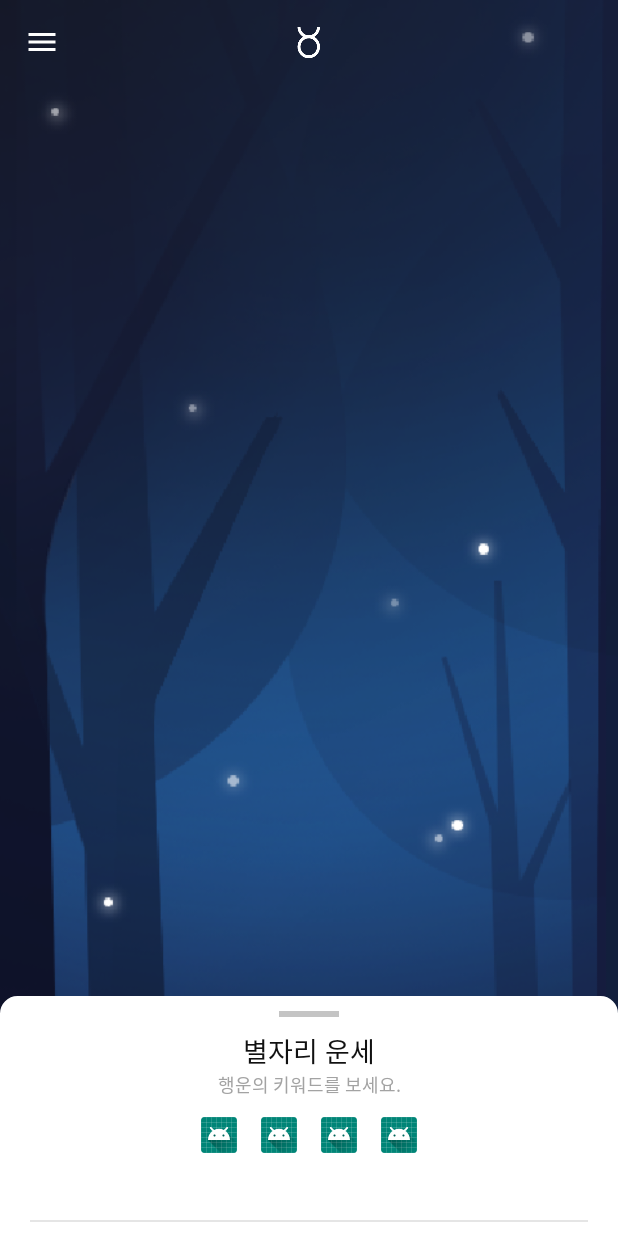
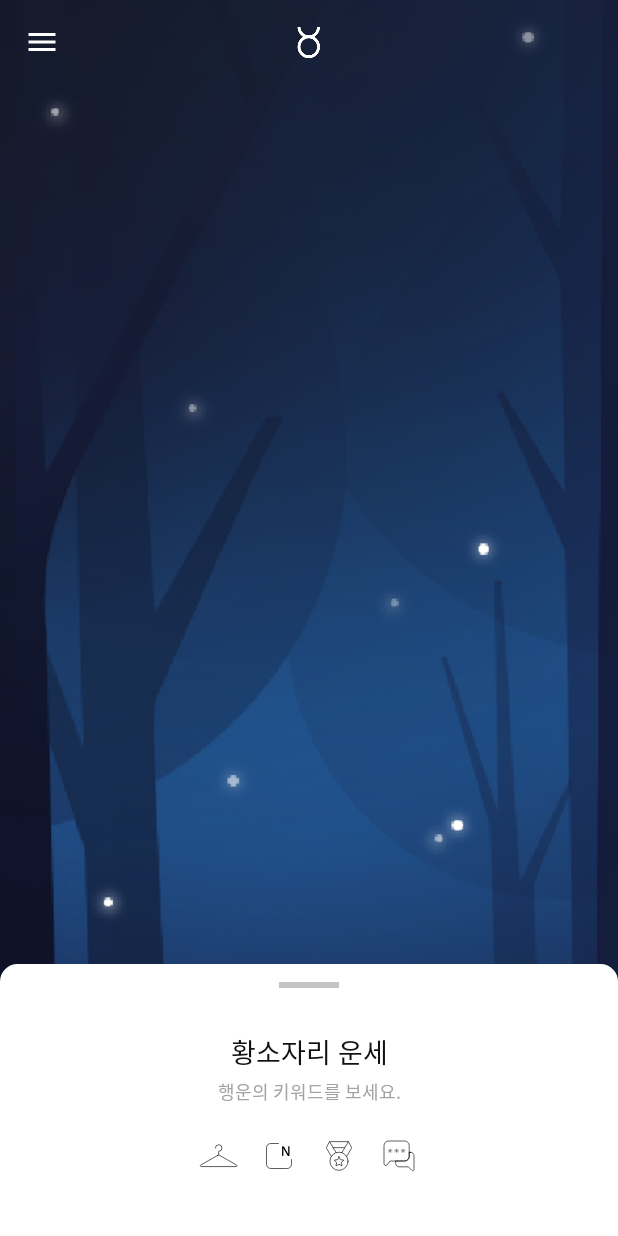
Before and after one commit to mash-up-kr/Constellation-Diary-AOS, an Android app: the MainActivity screen opened directly, with no data from a screen before it, on a phone screen of 412 x 824 dp. Run offline under Robolectric (Android 15) with nearby library versions, the phone set to English and light mode, and no system bars; our stand-ins replace RxJava, Timber; network calls fail.

Commit message:
make header and bottom sheet

```diff
--- a/app/src/main/java/com/mashup/telltostar/ui/main/MainActivity.kt
+++ b/app/src/main/java/com/mashup/telltostar/ui/main/MainActivity.kt
@@ -19,9 +19,11 @@ import com.mashup.telltostar.ui.diary.DiaryEditActivity
 import com.mashup.telltostar.ui.starlist.StarListActivity
 import com.mashup.telltostar.util.ConstellationUtil
 import com.mashup.telltostar.util.PrefUtil
+import com.mashup.telltostar.util.TimeUtil
 import io.reactivex.disposables.CompositeDisposable
 import kotlinx.android.synthetic.main.activity_main.*
 import kotlinx.android.synthetic.main.fragment_bottomsheet.*
+import kotlinx.android.synthetic.main.fragment_bottomsheet.view.*
 import kotlinx.android.synthetic.main.header.view.*
 import kotlinx.android.synthetic.main.main_contents.*
 import kotlinx.android.synthetic.main.toolbar.*
@@ -55,6 +57,7 @@ class MainActivity : AppCompatActivity(), MainContract.View {
 
         initToolbar()
         initBottomSheet()
+        initNavigationView()
         initButton()
 
         //TODO 초기화 되는 시점 필요
@@ -96,6 +99,24 @@ class MainActivity : AppCompatActivity(), MainContract.View {
                 }
             }
         })
+
+
+        val constellation = PrefUtil.get(PrefUtil.CONSTELLATION, "")
+
+        with(llBottomSheetView) {
+            tvBottomSheetHoroscopeTitle.text = "$constellation 운세"
+            tvBottomSheetDate.text = TimeUtil.getDate()
+        }
+
+    }
+
+    private fun initNavigationView() {
+        val constellation = PrefUtil.get(PrefUtil.CONSTELLATION, "")
+        with(navigationView.getHeaderView(0)) {
+            ivLogo.setImageResource(ConstellationUtil.getIconBlack(resources, constellation))
+            tvMyConstellation.text = constellation
+            tvConstellationDuration.text = ConstellationUtil.getDate(resources, constellation)
+        }
     }
 
     private fun initButton() {
@@ -127,7 +148,13 @@ class MainActivity : AppCompatActivity(), MainContract.View {
     }
 
     override fun showHoroscope(horoscope: Horoscope) {
-        Timber.d("horoscope : $horoscope")
+        with(llBottomSheetView) {
+            tvBottomSheetHoroscopeContents.text = horoscope.content
+            tvBottomSheetClothes.text = horoscope.stylist
+            tvBottomSheetNumber.text = horoscope.numeral
+            tvBottomSheetWorkout.text = horoscope.exercise
+            tvBottomSheetWord.text = horoscope.word
+        }
     }
 
     override fun showEditDiary(diaryId: Int, horoscopeId: Int) {
--- /dev/null
+++ b/app/src/main/res/drawable/icon_clothes.xml
@@ -0,0 +1,14 @@
+<vector xmlns:android="http://schemas.android.com/apk/res/android"
+    android:width="48dp"
+    android:height="48dp"
+    android:viewportWidth="48"
+    android:viewportHeight="48">
+    <path
+        android:fillColor="#00000000"
+        android:fillType="evenOdd"
+        android:pathData="M21.09,17.642a2.642,2.642 0,1 1,2.641 2.641v2.761M22.938,23.53c0.51,-0.29 1.076,-0.29 1.586,0l7.454,4.237 6.14,3.491c0.638,0.362 0.331,1.197 -0.44,1.197H9.784c-0.77,0 -1.078,-0.835 -0.44,-1.197l6.141,-3.49 7.453,-4.239z"
+        android:strokeWidth=".5"
+        android:strokeColor="#000"
+        android:strokeLineCap="round"
+        android:strokeLineJoin="round" />
+</vector>
--- /dev/null
+++ b/app/src/main/res/drawable/icon_number.xml
@@ -0,0 +1,18 @@
+<vector xmlns:android="http://schemas.android.com/apk/res/android"
+    android:width="48dp"
+    android:height="48dp"
+    android:viewportWidth="48"
+    android:viewportHeight="48">
+    <path
+        android:fillColor="#00000000"
+        android:fillType="evenOdd"
+        android:pathData="M34,26.805v3.79A3.405,3.405 0,0 1,30.595 34h-13.19A3.406,3.406 0,0 1,14 30.595v-13.19A3.405,3.405 0,0 1,17.405 14h6.187"
+        android:strokeWidth=".5"
+        android:strokeColor="#000"
+        android:strokeLineCap="round"
+        android:strokeLineJoin="round" />
+    <path
+        android:fillColor="#000"
+        android:fillType="evenOdd"
+        android:pathData="M31.862,16.134c0.132,0 0.25,0.035 0.357,0.104 0.106,0.07 0.159,0.181 0.159,0.334v6.642c0,0.307 -0.06,0.518 -0.176,0.631 -0.117,0.114 -0.315,0.17 -0.593,0.17 -0.102,0 -0.192,-0.008 -0.27,-0.027a0.581,0.581 0,0 1,-0.224 -0.115,1.332 1.332,0 0,1 -0.23,-0.253 4.402,4.402 0,0 1,-0.275 -0.439l-2.656,-4.599a7.843,7.843 0,0 1,-0.247 -0.494,4.005 4.005,0 0,1 -0.203,-0.56v6.081c0,0.154 -0.053,0.266 -0.16,0.335a0.633,0.633 0,0 1,-0.356 0.104,0.633 0.633,0 0,1 -0.357,-0.104c-0.106,-0.069 -0.16,-0.18 -0.16,-0.335v-6.64c0,-0.308 0.059,-0.519 0.177,-0.632 0.117,-0.114 0.314,-0.17 0.593,-0.17 0.102,0 0.193,0.01 0.274,0.027 0.08,0.02 0.156,0.057 0.225,0.116 0.069,0.058 0.144,0.142 0.225,0.252 0.08,0.11 0.172,0.256 0.275,0.44l2.656,4.598c0.095,0.161 0.18,0.326 0.258,0.494 0.077,0.17 0.144,0.355 0.203,0.561v-6.083c0,-0.153 0.05,-0.264 0.153,-0.334a0.617,0.617 0,0 1,0.352 -0.104" />
+</vector>
--- /dev/null
+++ b/app/src/main/res/drawable/icon_words.xml
@@ -0,0 +1,38 @@
+<vector xmlns:android="http://schemas.android.com/apk/res/android"
+    android:width="48dp"
+    android:height="48dp"
+    android:viewportWidth="48"
+    android:viewportHeight="48">
+    <path
+        android:fillColor="#00000000"
+        android:fillType="evenOdd"
+        android:pathData="M32.174,21.077v-5.375A3.701,3.701 0,0 0,28.473 12H15.701A3.701,3.701 0,0 0,12 15.702V30.204c0,1.241 1.5,1.862 2.377,0.985L16.87,28h4.521"
+        android:strokeWidth=".5"
+        android:strokeColor="#000"
+        android:strokeLineCap="round"
+        android:strokeLineJoin="round" />
+    <path
+        android:fillColor="#00000000"
+        android:fillType="evenOdd"
+        android:pathData="M33.32,21.077h-1.146v3.222A3.701,3.701 0,0 1,28.473 28h-7.082v1.983c0,1.48 1.2,2.68 2.68,2.68h7.395l2.813,2.813c0.635,0.635 1.721,0.185 1.721,-0.713V23.757c0,-1.48 -1.2,-2.68 -2.68,-2.68z"
+        android:strokeWidth=".5"
+        android:strokeColor="#000"
+        android:strokeLineCap="round"
+        android:strokeLineJoin="round" />
+    <path
+        android:fillColor="#00000000"
+        android:fillType="evenOdd"
+        android:pathData="M21.391,28h7.082a3.702,3.702 0,0 0,3.701 -3.7v-3.223"
+        android:strokeWidth=".5"
+        android:strokeColor="#000"
+        android:strokeLineCap="round"
+        android:strokeLineJoin="round" />
+    <path
+        android:fillColor="#00000000"
+        android:fillType="evenOdd"
+        android:pathData="M20.527,19.832h3.119M22.087,21.391v-3.119M20.984,20.935l2.206,-2.206M20.984,18.729l2.206,2.206M15.327,19.832h3.119M16.886,21.391v-3.119M15.784,20.935l2.206,-2.206M15.784,18.729l2.206,2.206M25.728,19.832h3.119M27.288,21.391v-3.119M26.185,20.935l2.206,-2.206M26.185,18.729l2.206,2.206"
+        android:strokeWidth=".25"
+        android:strokeColor="#000"
+        android:strokeLineCap="round"
+        android:strokeLineJoin="round" />
+</vector>
--- /dev/null
+++ b/app/src/main/res/drawable/icon_workout.xml
@@ -0,0 +1,22 @@
+<vector xmlns:android="http://schemas.android.com/apk/res/android"
+    android:width="48dp"
+    android:height="48dp"
+    android:viewportWidth="48"
+    android:viewportHeight="48">
+    <path
+        android:fillColor="#00000000"
+        android:fillType="evenOdd"
+        android:pathData="M31.259,28.208a7.257,7.257 0,0 1,-7.257 7.257,7.257 7.257,0 1,1 0,-14.514 7.257,7.257 0,0 1,7.257 7.257z"
+        android:strokeWidth=".5"
+        android:strokeColor="#000"
+        android:strokeLineCap="round"
+        android:strokeLineJoin="round" />
+    <path
+        android:fillColor="#00000000"
+        android:fillType="evenOdd"
+        android:pathData="M24.001,24.548l1.19,2.409 2.658,0.387 -1.924,1.875 0.454,2.649 -2.378,-1.251 -2.378,1.25 0.454,-2.648 -1.924,-1.875 2.66,-0.387zM19.343,17.349h9.149M31.543,12.5H16.459M21.722,21.347l-2.378,-3.998 -2.66,-4.471a0.248,0.248 0,0 0,-0.432 0.01l-2.095,3.906c-0.218,0.408 -0.208,0.9 0.027,1.299l3.625,6.139M26.287,21.335l2.372,-3.986 2.884,-4.849 2.297,4.285c0.222,0.414 0.211,0.913 -0.027,1.317l-3.528,5.965"
+        android:strokeWidth=".5"
+        android:strokeColor="#000"
+        android:strokeLineCap="round"
+        android:strokeLineJoin="round" />
+</vector>
--- a/app/src/main/res/layout/activity_diary_edit.xml
+++ b/app/src/main/res/layout/activity_diary_edit.xml
@@ -84,6 +84,7 @@
         android:layout_height="0dp"
         android:layout_marginTop="8dp"
         android:background="@null"
+        android:lineSpacingExtra="8sp"
         android:gravity="start"
         android:hint="@string/please_write_contents"
         android:textColor="@color/greyish_brown"
--- a/app/src/main/res/layout/fragment_bottomsheet.xml
+++ b/app/src/main/res/layout/fragment_bottomsheet.xml
@@ -1,140 +1,183 @@
 <?xml version="1.0" encoding="utf-8"?>
 <LinearLayout xmlns:android="http://schemas.android.com/apk/res/android"
+    xmlns:app="http://schemas.android.com/apk/res-auto"
     xmlns:tools="http://schemas.android.com/tools"
-    xmlns:app="http://schemas.android.com/apk/res-auto"
     android:id="@+id/llBottomSheetView"
-    android:orientation="vertical"
     android:layout_width="match_parent"
     android:layout_height="match_parent"
+    android:background="@drawable/fragment_rounded"
+    android:orientation="vertical"
     android:paddingLeft="20dp"
     android:paddingRight="20dp"
-    android:background="@drawable/fragment_rounded"
-    app:behavior_peekHeight="160dp"
     app:behavior_hideable="false"
+    app:behavior_peekHeight="181dp"
     app:layout_behavior="com.google.android.material.bottomsheet.BottomSheetBehavior">
+
+    <LinearLayout
+        android:layout_width="match_parent"
+        android:layout_height="181dp"
+        android:orientation="vertical">
 
         <View
             android:layout_width="40dp"
             android:layout_height="4dp"
-        android:layout_marginTop="10dp"
+            android:layout_gravity="center"
+            android:layout_marginTop="12dp"
             android:layout_marginBottom="8.5dp"
-        android:background="#c4c4c4"
-        android:layout_gravity="center"/>
+            android:background="#c4c4c4" />
+
+        <TextView
+            android:id="@+id/tvBottomSheetHoroscopeTitle"
+            android:layout_width="match_parent"
+            android:layout_height="wrap_content"
+            android:layout_marginTop="20dp"
+            android:gravity="center"
+            android:text="@string/별자리_운세"
+            android:textColor="#111111"
+            android:textSize="18sp" />
+
         <TextView
             android:layout_width="match_parent"
             android:layout_height="wrap_content"
+            android:layout_marginTop="4dp"
             android:gravity="center"
-        android:textColor="#111111"
-        android:textSize="18sp"
-        android:text="@string/별자리_운세"/>
-    <TextView
-        android:layout_width="match_parent"
-        android:layout_height="wrap_content"
-        android:gravity="center"
+            android:text="@string/행운의_키워드"
             android:textColor="@color/brown_grey"
-        android:textSize="12sp"
-        android:text="@string/행운의_키워드"/>
+            android:textSize="12sp" />
 
         <LinearLayout
             android:layout_width="match_parent"
-        android:layout_height="62.5dp"
+            android:layout_height="wrap_content"
+            android:layout_marginTop="10dp"
             android:gravity="center"
             android:orientation="horizontal">
+
             <LinearLayout
                 android:layout_width="40dp"
                 android:layout_height="match_parent"
-            android:paddingTop="12.8dp"
                 android:gravity="center_horizontal"
                 android:orientation="vertical">
+
                 <ImageView
-                android:layout_width="24dp"
-                android:layout_height="24dp"
-                android:background="@mipmap/ic_launcher_round"/>
+                    android:layout_width="wrap_content"
+                    android:layout_height="wrap_content"
+                    android:src="@drawable/icon_clothes" />
+
                 <TextView
+                    android:id="@+id/tvBottomSheetClothes"
                     android:layout_width="match_parent"
                     android:layout_height="match_parent"
                     android:gravity="bottom|center_horizontal"
                     android:textColor="@color/brown_grey"
                     android:textSize="11sp"
-                tools:text="운동"/>
+                    tools:text="clothes" />
             </LinearLayout>
+
             <LinearLayout
                 android:layout_width="40dp"
                 android:layout_height="match_parent"
-            android:paddingTop="12.8dp"
                 android:gravity="center_horizontal"
                 android:orientation="vertical">
+
                 <ImageView
-                android:layout_width="24dp"
-                android:layout_height="24dp"
-                android:background="@mipmap/ic_launcher_round"/>
+                    android:layout_width="wrap_content"
+                    android:layout_height="wrap_content"
+                    android:src="@drawable/icon_number" />
+
                 <TextView
+                    android:id="@+id/tvBottomSheetNumber"
                     android:layout_width="match_parent"
                     android:layout_height="match_parent"
                     android:gravity="bottom|center_horizontal"
                     android:textColor="@color/brownish_grey_two"
                     android:textSize="11sp"
-                tools:text="40"/>
+                    tools:text="number" />
             </LinearLayout>
+
             <LinearLayout
                 android:layout_width="40dp"
                 android:layout_height="match_parent"
-            android:paddingTop="12.8dp"
                 android:gravity="center_horizontal"
                 android:orientation="vertical">
+
                 <ImageView
-                android:layout_width="24dp"
-                android:layout_height="24dp"
-                android:background="@mipmap/ic_launcher_round"/>
+                    android:layout_width="wrap_content"
+                    android:layout_height="wrap_content"
+                    android:src="@drawable/icon_workout" />
+
                 <TextView
+                    android:id="@+id/tvBottomSheetWorkout"
                     android:layout_width="match_parent"
                     android:layout_height="match_parent"
                     android:gravity="bottom|center_horizontal"
                     android:textColor="@color/brownish_grey_two"
                     android:textSize="11sp"
-                tools:text="운동"/>
+                    tools:text="workout" />
             </LinearLayout>
+
             <LinearLayout
                 android:layout_width="40dp"
                 android:layout_height="match_parent"
-            android:paddingTop="12.8dp"
                 android:gravity="center_horizontal"
                 android:orientation="vertical">
+
                 <ImageView
-                android:layout_width="24dp"
-                android:layout_height="24dp"
-                android:background="@mipmap/ic_launcher_round"/>
+                    android:layout_width="wrap_content"
+                    android:layout_height="wrap_content"
+                    android:src="@drawable/icon_words" />
+
                 <TextView
+                    android:id="@+id/tvBottomSheetWord"
                     android:layout_width="match_parent"
                     android:layout_height="match_parent"
                     android:gravity="bottom|center_horizontal"
                     android:textColor="@color/brownish_grey_two"
                     android:textSize="11sp"
-                tools:text="재질"/>
+                    tools:text="words" />
             </LinearLayout>
+        </LinearLayout>
+
     </LinearLayout>
 
     <View
         android:layout_width="match_parent"
         android:layout_height="1dp"
-        android:layout_marginTop="18.5dp"
-        android:layout_marginBottom="36dp"
-        android:background="#1a000000"/>
+        android:background="#1a000000" />
+
     <ScrollView
         android:layout_width="match_parent"
         android:layout_height="wrap_content">
-    <TextView
+
+        <LinearLayout
             android:layout_width="match_parent"
             android:layout_height="wrap_content"
+            android:layout_marginLeft="12dp"
             android:layout_marginRight="12dp"
-        android:layout_marginLeft="12dp"
-        android:lineHeight="22sp"
+            android:orientation="vertical">
+
+            <TextView
+                android:id="@+id/tvBottomSheetDate"
+                android:layout_width="wrap_content"
+                android:layout_height="wrap_content"
+                android:layout_marginTop="32dp"
+                android:textColor="@color/very_light_pink_two"
+                android:textSize="11sp"
+                tools:text="2019년 12월 20일 (금)" />
+
+            <TextView
+                android:id="@+id/tvBottomSheetHoroscopeContents"
+                android:layout_width="match_parent"
+                android:layout_height="wrap_content"
+                android:layout_marginTop="8dp"
+                android:lineSpacingExtra="8sp"
+                android:textColor="#676767"
                 android:textSize="14sp"
-        android:textColor="#676767"
                 tools:text="12일 전 두 분의 작정한 전화 강요 폭격 후 나는 스트레스와 불안감 우울증 등이 폭발해 밤에 잠을 못 자서 밤낮이 엉망진창으로 바뀌어 있었다.
 \n\n
 보통의 사람들이라면 그냥 그려려니 하고 말 수도 있지만 나는 타고난 예민한 인간인 탓인지 그 후 몇 번이나 배란다 난간을 쳐다봤다.
-"/>
+" />
+
+        </LinearLayout>
 
     </ScrollView>
 
@@ -143,18 +186,17 @@
         android:layout_height="48dp"
         android:layout_marginBottom="23.5dp"
         android:layout_weight="1">
+
         <Button
             android:id="@+id/btnBottomsheetEditDiary"
             android:layout_width="match_parent"
             android:layout_height="48dp"
             android:layout_gravity="bottom"
             android:background="@drawable/btn_rounded"
-        android:textSize="18sp"
+            android:text="@string/일기작성"
             android:textColor="#f8f8f8"
-        android:text="@string/일기작성"/>
+            android:textSize="18sp" />
     </LinearLayout>
 
 
-
-
 </LinearLayout>
--- a/app/src/main/res/layout/header.xml
+++ b/app/src/main/res/layout/header.xml
@@ -1,10 +1,10 @@
 <?xml version="1.0" encoding="utf-8"?>
-<androidx.constraintlayout.widget.ConstraintLayout
-    android:id="@+id/header"
+<androidx.constraintlayout.widget.ConstraintLayout xmlns:tools="http://schemas.android.com/tools"
     xmlns:android="http://schemas.android.com/apk/res/android"
     xmlns:app="http://schemas.android.com/apk/res-auto"
     android:layout_width="match_parent"
     android:layout_height="match_parent"
+    android:id="@+id/header"
     android:fitsSystemWindows="true">
 
     <ImageView
@@ -12,7 +12,7 @@
         android:layout_width="32.1dp"
         android:layout_height="27.3dp"
         android:layout_marginTop="80dp"
-        android:src="@drawable/star_chu_big"
+        tools:src="@drawable/star_chunching"
         app:layout_constraintEnd_toEndOf="parent"
         app:layout_constraintStart_toStartOf="parent"
         app:layout_constraintTop_toTopOf="parent" />
@@ -22,7 +22,7 @@
         android:layout_width="wrap_content"
         android:layout_height="wrap_content"
         android:layout_marginTop="11dp"
-        android:text="처녀자리"
+        tools:text="처녀자리"
         android:textColor="@android:color/black"
         android:textSize="11sp"
         app:layout_constraintEnd_toEndOf="parent"
@@ -34,7 +34,7 @@
         android:layout_width="wrap_content"
         android:layout_height="wrap_content"
         android:layout_marginTop="5dp"
-        android:text="8.23 ~ 10.2"
+        tools:text="8.23 ~ 10.2"
         android:textColor="@android:color/black"
         android:textSize="11sp"
         app:layout_constraintEnd_toEndOf="parent"
@@ -67,7 +67,7 @@
         android:id="@+id/diaryMenuTextView"
         android:layout_width="wrap_content"
         android:layout_height="wrap_content"
-        android:layout_marginTop="12dp"
+        android:layout_marginTop="24dp"
         android:text="@string/diary"
         android:textColor="@android:color/black"
         android:textSize="16sp"
@@ -79,7 +79,7 @@
         android:id="@+id/settingMenuTextView"
         android:layout_width="wrap_content"
         android:layout_height="wrap_content"
-        android:layout_marginTop="12dp"
+        android:layout_marginTop="24dp"
         android:text="@string/setting"
         android:textColor="@android:color/black"
         android:textSize="16sp"
```
Lines whose indentation alone changed are shown as unchanged.
